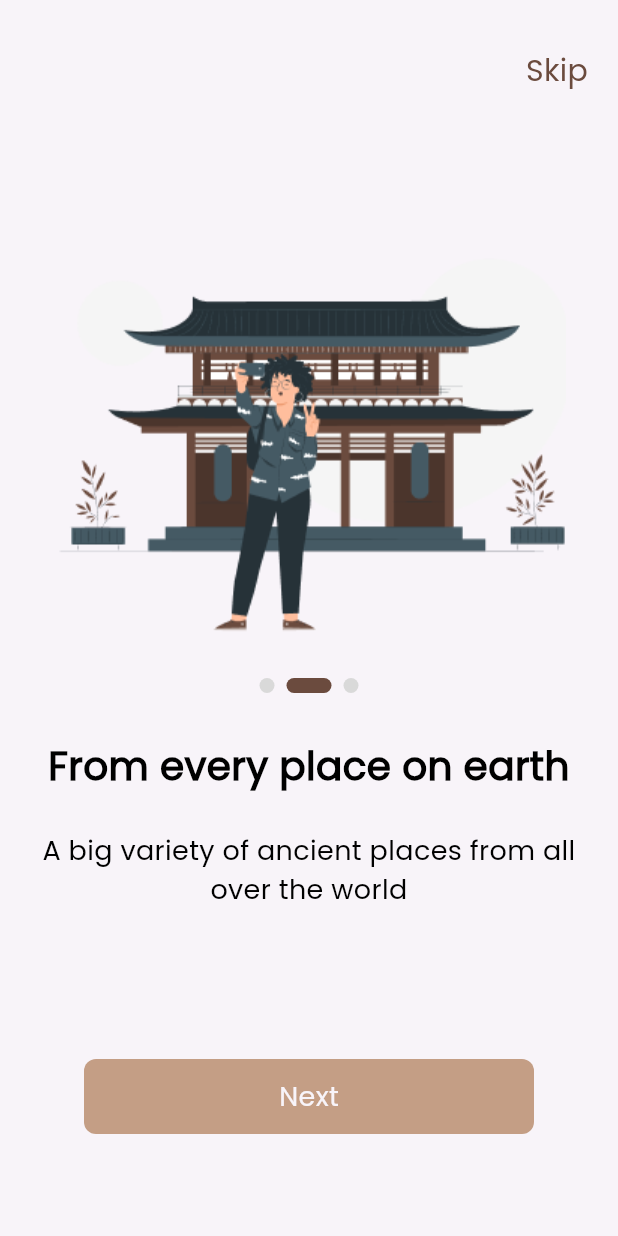
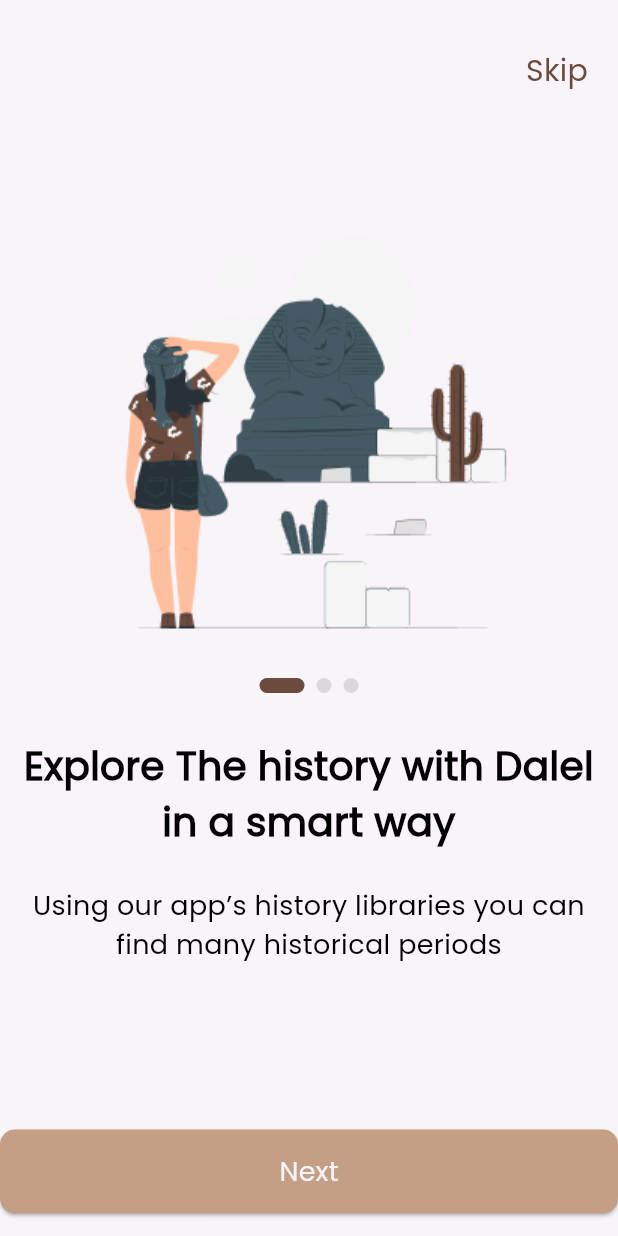
Before and after one commit to AlaaElkhamisy/Dalel, a Flutter app: the screen it shows after launch, after a tap on "Next", on a phone screen of 412 x 824 dp. Run offline on Flutter 3.47's test engine with Material 3 defaults, Android fonts, the phone set to English and light mode, and no system bars; drawn by our look-alikes of smooth_page_indicator; our stand-ins replace go_router.

Commit message:
custom btn

```diff
--- /dev/null
+++ b/lib/core/widgets/custom_btn.dart
@@ -0,0 +1,28 @@
+import 'package:dalel/core/utils/app_colors.dart';
+import 'package:dalel/core/utils/app_strings.dart';
+import 'package:dalel/core/utils/app_text_style.dart';
+import 'package:flutter/material.dart';
+
+class CustomBtn extends StatelessWidget {
+  const CustomBtn({super.key, this.color});
+  final Color? color;
+  @override
+  Widget build(BuildContext context) {
+    return SizedBox(
+      width: double.infinity,
+      height: 56,
+      child: ElevatedButton(
+        style: ElevatedButton.styleFrom(
+            backgroundColor: color ?? AppColors.primary_color,
+            shape: RoundedRectangleBorder(
+                borderRadius: BorderRadius.circular(10))),
+        onPressed: () {},
+        child: Text(
+          AppStrings.next,
+          style: CustomTextStyles.poppins500style18
+              .copyWith(color: AppColors.offwhite_color),
+        ),
+      ),
+    );
+  }
+}
--- a/lib/features/onboarding/presentation/views/home_page.dart
+++ b/lib/features/onboarding/presentation/views/home_page.dart
@@ -1,3 +1,4 @@
+import 'package:dalel/core/utils/app_colors.dart';
 import 'package:flutter/material.dart';
 
 class Home_Page extends StatelessWidget {
@@ -5,6 +6,8 @@ class Home_Page extends StatelessWidget {
 
   @override
   Widget build(BuildContext context) {
-    return Scaffold();
+    return Scaffold(
+      backgroundColor: AppColors.deepbrown_color,
+    );
   }
 }
--- a/lib/features/onboarding/presentation/views/on_boarding_view.dart
+++ b/lib/features/onboarding/presentation/views/on_boarding_view.dart
@@ -1,5 +1,6 @@
 import 'package:dalel/core/utils/app_strings.dart';
 import 'package:dalel/core/utils/app_text_style.dart';
+import 'package:dalel/core/widgets/custom_btn.dart';
 import 'package:dalel/features/onboarding/presentation/views/widgets/onboarding_view_widget.dart';
 import 'package:flutter/material.dart';
 
@@ -22,7 +23,11 @@ class OnBoardingView extends StatelessWidget {
             SizedBox(
               height: 77,
             ),
-            OnBoarding_Body()
+            OnBoarding_Body(),
+            CustomBtn(),
+            SizedBox(
+              height: 15,
+            )
           ],
         ),
       ),
--- a/lib/features/onboarding/presentation/views/widgets/next_page.dart
+++ b/lib/features/onboarding/presentation/views/widgets/next_page.dart
@@ -12,8 +12,8 @@ class Next_Page extends StatelessWidget {
     return GestureDetector(
       onTap: onTap,
       child: Container(
-        height: 50,
-        width: 300,
+        height: 56,
+        width: double.infinity,
         decoration: BoxDecoration(
             color: AppColors.primary_color,
             borderRadius: BorderRadius.circular(8)),
--- a/lib/features/onboarding/presentation/views/widgets/onboarding_view_widget.dart
+++ b/lib/features/onboarding/presentation/views/widgets/onboarding_view_widget.dart
@@ -1,7 +1,5 @@
-import 'package:dalel/core/function/navigation.dart';
 import 'package:dalel/core/utils/app_text_style.dart';
 import 'package:dalel/features/onboarding/presentation/views/widgets/Custom_Smooth_Indicator.dart';
-import 'package:dalel/features/onboarding/presentation/views/widgets/next_page.dart';
 import 'package:flutter/material.dart';
 
 class OnBoarding_Body extends StatefulWidget {
@@ -42,7 +40,9 @@ class _OnBoarding_BodyState extends State<OnBoarding_Body> {
         controller: pageController,
         itemCount: images.length,
         itemBuilder: (context, index) {
-          return Column(
+          return Padding(
+            padding: const EdgeInsets.only(left: 15, right: 15),
+            child: Column(
               children: [
                 Image(
                   image: AssetImage("assets/images/" + images[index]),
@@ -55,7 +55,7 @@ class _OnBoarding_BodyState extends State<OnBoarding_Body> {
                   height: 30,
                 ),
                 Container(
-                padding: const EdgeInsets.only(left: 15, right: 15),
+                  //padding: const EdgeInsets.only(left: 15, right: 15),
                   child: Text(
                     textHeaders[index],
                     style: CustomTextStyles.poppins500style24
@@ -67,7 +67,7 @@ class _OnBoarding_BodyState extends State<OnBoarding_Body> {
                   height: 25,
                 ),
                 Container(
-                padding: const EdgeInsets.only(left: 15, right: 15),
+                  //padding: const EdgeInsets.only(left: 15, right: 15),
                   child: Text(
                     textSubHeaders[index],
                     style: CustomTextStyles.poppins300style16
@@ -75,27 +75,8 @@ class _OnBoarding_BodyState extends State<OnBoarding_Body> {
                     textAlign: TextAlign.center,
                   ),
                 ),
-              Padding(
-                padding: const EdgeInsets.only(top: 100),
-                child: Next_Page(
-                  onTap: () {
-                    pageController?.nextPage(
-                        duration: Duration(milliseconds: 1000),
-                        curve: Curves.easeInCubic);
-                    if (pageController!.page! < 2) {
-                      pageController?.nextPage(
-                          duration: Duration(milliseconds: 500),
-                          curve: Curves.easeIn);
-                    } else {
-                      customNavigation(context, "/home");
-                    }
-                  },
-                  text: pageController!.hasClients
-                      ? (pageController?.page == 2 ? "Create Account" : "Next")
-                      : "Next",
+              ],
             ),
-              ),
-            ],
           );
         },
       ),
```
Lines whose indentation alone changed are shown as unchanged.
